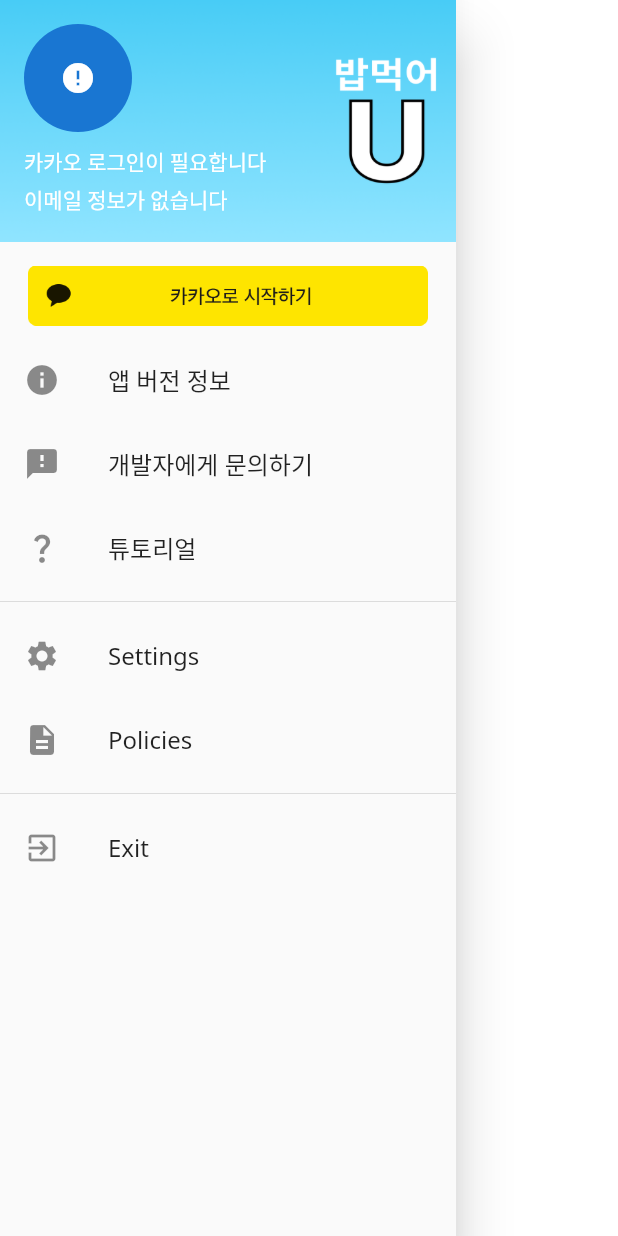
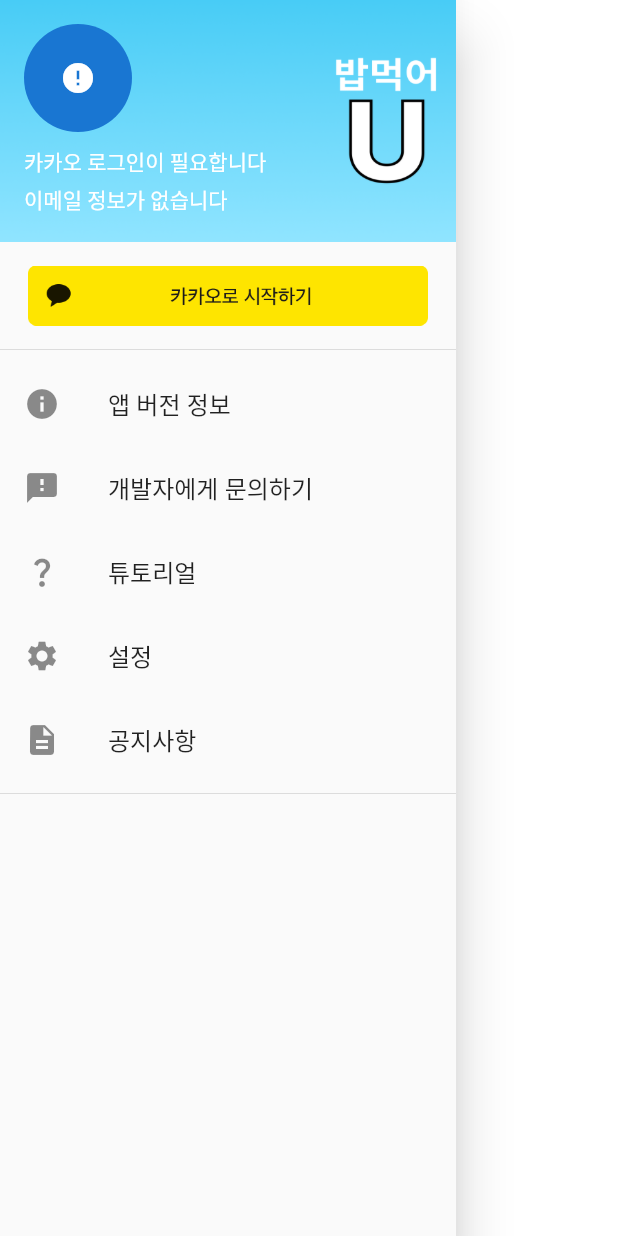
Before and after one commit to mad-unist/UNISTMEAL, a Flutter app: the SideBarApp widget shown alone on an empty page, opened directly with empty values, on a phone screen of 412 x 824 dp. Run offline on Flutter 3.47's test engine with Material 2 defaults, Android fonts, the phone set to English and light mode, and no system bars; our stand-ins replace bottom_navy_bar, easy_refresh, flutter_rating_bar, flutter_slidable, fluttertoast, font_awesome_flutter and 4 more; missing offline and left inert: flutter_phone_direct_caller, kakao_flutter_sdk, kakao_flutter_sdk_common, kakao_flutter_sdk_user, new_version; accounts and stored records are empty; network calls fail.

Commit message:
Design (#28)
* design and rating

* refresh function

* sort update

* 평가 시간 제한

* 리뷰 개수

* tutorial and time detection

* 평가하기 수정하기 삭제하기 적용

```diff
--- a/lib/sub/loginViewModel.dart
+++ b/lib/sub/loginViewModel.dart
@@ -9,7 +9,7 @@ class loginViewModel {
   final SocialLogin _socialLogin;
   bool isLogined = false;
   User? user;
-  List<String> profileUrl = ['','카카오 로그인이 필요합니다','이메일 정보가 없습니다'];
+  List<String> profileUrl = ['','카카오 로그인이 필요합니다','이메일 정보가 없습니다', ''];
   loginViewModel(this._socialLogin);
 
   void getProfileUrl() async{
@@ -26,7 +26,7 @@ class loginViewModel {
     isLogined = await _socialLogin.loginCheck();
     if (isLogined) {
       user = await UserApi.instance.me();
-      profileUrl = [(user?.kakaoAccount?.profile?.profileImageUrl)!, (user?.kakaoAccount?.profile?.nickname)!, user?.kakaoAccount?.email ?? '이메일 정보가 없습니다'];
+      profileUrl = [(user?.kakaoAccount?.profile?.profileImageUrl)!, (user?.kakaoAccount?.profile?.nickname)!, user?.kakaoAccount?.email ?? '이메일 정보가 없습니다', (user?.id)!.toString()];
       setProfileUrl();
     }
   }
@@ -36,7 +36,7 @@ class loginViewModel {
     if (isLogined) {
       user = await UserApi.instance.me();
       postKakao(user?.id, user?.kakaoAccount?.email);
-      profileUrl = [(user?.kakaoAccount?.profile?.profileImageUrl)!, (user?.kakaoAccount?.profile?.nickname)!, user?.kakaoAccount?.email ?? '이메일 정보가 없습니다'];
+      profileUrl = [(user?.kakaoAccount?.profile?.profileImageUrl)!, (user?.kakaoAccount?.profile?.nickname)!, user?.kakaoAccount?.email ?? '이메일 정보가 없습니다', (user?.id)!.toString()];
       setProfileUrl();
     }
   }
@@ -45,7 +45,7 @@ class loginViewModel {
     await _socialLogin.logout();
     isLogined = false;
     user = null;
-    profileUrl = ['','카카오 로그인이 필요합니다','이메일 정보가 없습니다'];
+    profileUrl = ['','카카오 로그인이 필요합니다','이메일 정보가 없습니다', ''];
     setProfileUrl();
   }
 
--- a/lib/sub/sideBar.dart
+++ b/lib/sub/sideBar.dart
@@ -7,17 +7,19 @@ import 'package:unistapp/sub/tutorialPage.dart';
 
 class SideBarApp extends StatefulWidget {
   final loginViewModel viewModel;
-  const SideBarApp({Key? key, required this.viewModel}) : super(key: key);
+  final Function callbackFunction;
+  const SideBarApp({Key? key, required this.viewModel, required this.callbackFunction}) : super(key: key);
   @override
-  _SideBarAppState createState() => _SideBarAppState(viewModel);
+  _SideBarAppState createState() => _SideBarAppState(viewModel, callbackFunction);
 }
 
 
 class _SideBarAppState extends State<SideBarApp> {
   final loginViewModel viewModel;
-  List<String> profileUrl = ['','카카오 로그인이 필요합니다','이메일 정보가 없습니다'];
+  final Function callbackFunction;
+  List<String> profileUrl = ['','카카오 로그인이 필요합니다','이메일 정보가 없습니다',''];
   int currentIndex = 0;
-  _SideBarAppState(this.viewModel);
+  _SideBarAppState(this.viewModel, this.callbackFunction);
 
   void initState() {
     super.initState();
@@ -83,8 +85,9 @@ class _SideBarAppState extends State<SideBarApp> {
               onPressed: () async{
                 await viewModel.login();
                 setState(() {
-                  profileUrl = [(viewModel.user?.kakaoAccount?.profile?.profileImageUrl)!, (viewModel.user?.kakaoAccount?.profile?.nickname)!, viewModel.user?.kakaoAccount?.email ?? '이메일 정보가 없습니다'];
+                  profileUrl = [(viewModel.user?.kakaoAccount?.profile?.profileImageUrl)!, (viewModel.user?.kakaoAccount?.profile?.nickname)!, viewModel.user?.kakaoAccount?.email ?? '이메일 정보가 없습니다', (viewModel.user?.id)!.toString()];
                   setProfileUrl();
+                  callbackFunction(true);
                 });
               },
             ) else ListTile(
@@ -93,11 +96,13 @@ class _SideBarAppState extends State<SideBarApp> {
               onTap: () async{
                 await viewModel.logout();
                 setState(() {
-                  profileUrl = ['','카카오 로그인이 필요합니다','이메일 정보가 없습니다'];
+                  profileUrl = ['','카카오 로그인이 필요합니다','이메일 정보가 없습니다', ''];
                   setProfileUrl();
+                  callbackFunction(false);
                 });
               },
             ),
+          Divider(),
           ListTile(
             leading: Icon(Icons.info),
             title: Text('앱 버전 정보'),
@@ -130,23 +135,17 @@ class _SideBarAppState extends State<SideBarApp> {
               );
             },
           ),
-          Divider(),
           ListTile(
             leading: Icon(Icons.settings),
-            title: Text('Settings'),
+            title: Text('설정'),
             onTap: () => null,
           ),
           ListTile(
             leading: Icon(Icons.description),
-            title: Text('Policies'),
+            title: Text('공지사항'),
             onTap: () => null,
           ),
           Divider(),
-          ListTile(
-            title: Text('Exit'),
-            leading: Icon(Icons.exit_to_app),
-            onTap: () => null,
-          ),
         ],
       ),
     );
```
Also changed, not shown: lib/main.dart (+10 -8 lines), lib/rating.dart (added, +25 -0 lines), lib/sub/firstPage.dart (+78 -12 lines), lib/sub/thirdPage.dart (+29 -7 lines).
